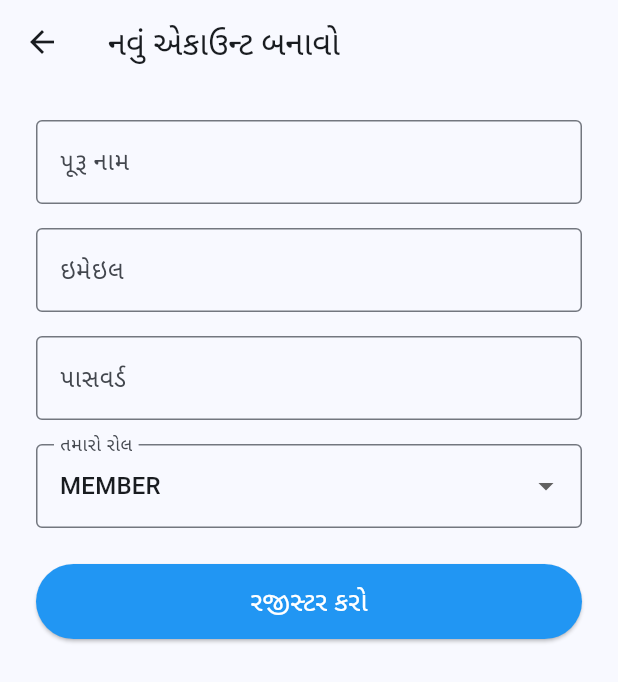
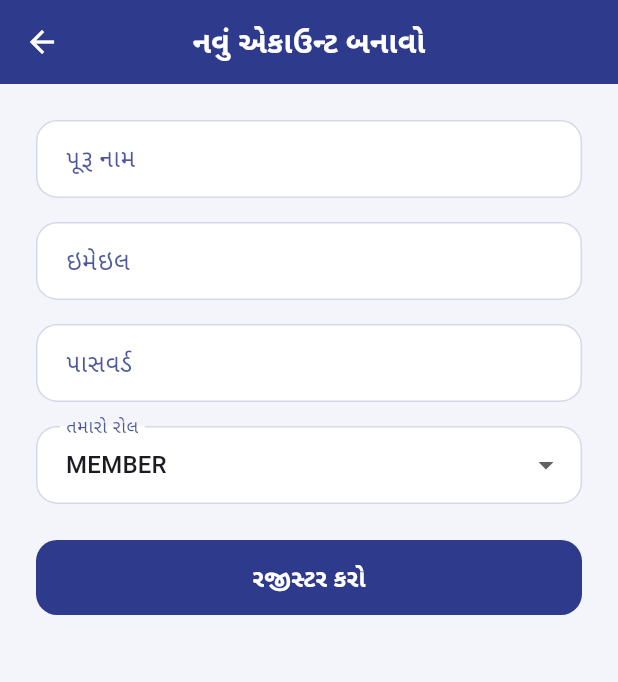
Before and after one commit to kevalsatani2001/my_building_guard, a Flutter app: the screen it shows after launch, after a tap on "એકાઉન્ટ નથી? નવું બનાવો", on a phone screen of 412 x 824 dp. Shown: the top 682 px of the screen. Run offline on Flutter 3.47's test engine with Material 3 defaults, Android fonts, the light colour scheme and no system bars; our stand-ins replace audioplayers, cached_network_image, cloud_firestore, cloud_functions, equatable, firebase_auth and 7 more; missing offline and left inert: mobile_scanner; accounts and stored records are empty; network calls fail.

Commit message:
made ui premium

```diff
--- a/lib/main.dart
+++ b/lib/main.dart
@@ -14,6 +14,7 @@ import 'screens/login_screen.dart';
 import 'screens/member_screen.dart';
 import 'services/notification_service.dart';
 import 'services/society_service.dart';
+import 'theme/premium_theme.dart';
 
 void main() async {
   WidgetsFlutterBinding.ensureInitialized();
@@ -39,10 +40,7 @@ class SocietyApp extends StatelessWidget {
     return MaterialApp(
       debugShowCheckedModeBanner: false,
       title: 'Society Manager',
-      theme: ThemeData(
-        colorScheme: ColorScheme.fromSeed(seedColor: Colors.blue),
-        useMaterial3: true,
-      ),
+      theme: PremiumTheme.light(),
       home: const AuthWrapper(),
     );
   }
--- a/lib/screens/login_screen.dart
+++ b/lib/screens/login_screen.dart
@@ -10,7 +10,7 @@ class LoginScreen extends StatefulWidget {
   const LoginScreen({super.key});
 
   @override
-  _LoginScreenState createState() => _LoginScreenState();
+  State<LoginScreen> createState() => _LoginScreenState();
 }
 
 class _LoginScreenState extends State<LoginScreen> {
@@ -65,57 +65,95 @@ class _LoginScreenState extends State<LoginScreen> {
 
   @override
   Widget build(BuildContext context) {
+    final cs = Theme.of(context).colorScheme;
     return Scaffold(
-      backgroundColor: Colors.white,
-      body: Padding(
-        padding: const EdgeInsets.all(24.0),
+      body: Container(
+        decoration: BoxDecoration(
+          gradient: LinearGradient(
+            begin: Alignment.topCenter,
+            end: Alignment.bottomCenter,
+            colors: [
+              cs.primary.withValues(alpha: 0.15),
+              Theme.of(context).scaffoldBackgroundColor,
+              Colors.white,
+            ],
+          ),
+        ),
+        child: Center(
+          child: SingleChildScrollView(
+            padding: const EdgeInsets.all(24),
+            child: ConstrainedBox(
+              constraints: const BoxConstraints(maxWidth: 440),
+              child: Card(
+                child: Padding(
+                  padding: const EdgeInsets.all(22),
                   child: Column(
-          mainAxisAlignment: MainAxisAlignment.center,
+                    mainAxisSize: MainAxisSize.min,
                     children: [
-            const Icon(Icons.apartment, size: 100, color: Colors.blue),
-            const SizedBox(height: 20),
-            const Text(
+                      CircleAvatar(
+                        radius: 38,
+                        backgroundColor: cs.primary.withValues(alpha: 0.12),
+                        child: Icon(
+                          Icons.apartment_rounded,
+                          size: 42,
+                          color: cs.primary,
+                        ),
+                      ),
+                      const SizedBox(height: 14),
+                      Text(
                         "સોસાયટી મેનેજમેન્ટ એપ",
-              style: TextStyle(
-                  fontSize: 24,
-                  fontWeight: FontWeight.bold,
-                  color: Colors.blue),
+                        style: Theme.of(context).textTheme.titleLarge?.copyWith(
+                              color: cs.primary,
+                              fontWeight: FontWeight.w800,
                             ),
-            const SizedBox(height: 40),
+                        textAlign: TextAlign.center,
+                      ),
+                      const SizedBox(height: 22),
                       TextField(
                         controller: _emailController,
-              decoration: const InputDecoration(
-                  labelText: 'ઇમેઇલ', border: OutlineInputBorder()),
+                        decoration: const InputDecoration(labelText: 'ઇમેઇલ'),
                       ),
-            const SizedBox(height: 16),
+                      const SizedBox(height: 14),
                       TextField(
                         controller: _passwordController,
                         obscureText: true,
-              decoration: const InputDecoration(
-                  labelText: 'પાસવર્ડ', border: OutlineInputBorder()),
+                        decoration: const InputDecoration(labelText: 'પાસવર્ડ'),
                       ),
-            const SizedBox(height: 24),
+                      const SizedBox(height: 18),
                       SizedBox(
                         width: double.infinity,
-              height: 50,
                         child: ElevatedButton(
                           onPressed: _isLoading ? null : _login,
-                style: ElevatedButton.styleFrom(backgroundColor: Colors.blue),
                           child: _isLoading
-                    ? const CircularProgressIndicator(color: Colors.white)
-                    : const Text("લોગઈન",
-                    style: TextStyle(fontSize: 18, color: Colors.white)),
+                              ? const SizedBox(
+                                  height: 20,
+                                  width: 20,
+                                  child: CircularProgressIndicator(
+                                    strokeWidth: 2.2,
+                                    color: Colors.white,
+                                  ),
+                                )
+                              : const Text("લોગઈન"),
                         ),
                       ),
-            const SizedBox(height: 16),
+                      const SizedBox(height: 10),
                       TextButton(
                         onPressed: () {
-                Navigator.push(context,
-                    MaterialPageRoute(builder: (_) => const RegisterScreen()));
+                          Navigator.push(
+                            context,
+                            MaterialPageRoute(
+                              builder: (_) => const RegisterScreen(),
+                            ),
+                          );
                         },
                         child: const Text("એકાઉન્ટ નથી? નવું બનાવો"),
                       ),
                     ],
+                  ),
+                ),
+              ),
+            ),
+          ),
         ),
       ),
     );
@@ -126,7 +164,7 @@ class RegisterScreen extends StatefulWidget {
   const RegisterScreen({super.key});
 
   @override
-  _RegisterScreenState createState() => _RegisterScreenState();
+  State<RegisterScreen> createState() => _RegisterScreenState();
 }
 
 class _RegisterScreenState extends State<RegisterScreen> {
@@ -194,45 +232,45 @@ class _RegisterScreenState extends State<RegisterScreen> {
           children: [
             TextField(
                 controller: _nameController,
-                decoration: const InputDecoration(
-                    labelText: 'પૂરૂ નામ', border: OutlineInputBorder())),
+                decoration: const InputDecoration(labelText: 'પૂરૂ નામ')),
             const SizedBox(height: 16),
             TextField(
                 controller: _emailController,
-                decoration: const InputDecoration(
-                    labelText: 'ઇમેઇલ', border: OutlineInputBorder())),
+                decoration: const InputDecoration(labelText: 'ઇમેઇલ')),
             const SizedBox(height: 16),
             TextField(
                 controller: _passwordController,
                 obscureText: true,
-                decoration: const InputDecoration(
-                    labelText: 'પાસવર્ડ', border: OutlineInputBorder())),
+                decoration: const InputDecoration(labelText: 'પાસવર્ડ')),
             const SizedBox(height: 16),
 
             // રોલ સિલેક્શન (પ્રોફેશનલ એપમાં આ છુપાવેલું હોય છે, પણ અત્યારે તમારા માટે રાખ્યું છે)
             DropdownButtonFormField<String>(
-              value: _selectedRole,
+              initialValue: _selectedRole,
               // અહીં 'watchman' ઉમેરી દીધું છે
               items: ['admin', 'member', 'watchman']
                   .map((role) => DropdownMenuItem(
                   value: role, child: Text(role.toUpperCase())))
                   .toList(),
               onChanged: (value) => setState(() => _selectedRole = value!),
-              decoration: const InputDecoration(
-                  labelText: 'તમારો રોલ', border: OutlineInputBorder()),
+              decoration: const InputDecoration(labelText: 'તમારો રોલ'),
             ),
 
             const SizedBox(height: 24),
             SizedBox(
               width: double.infinity,
-              height: 50,
               child: ElevatedButton(
                 onPressed: _isLoading ? null : _register,
-                style: ElevatedButton.styleFrom(backgroundColor: Colors.blue),
                 child: _isLoading
-                    ? const CircularProgressIndicator(color: Colors.white)
-                    : const Text("રજીસ્ટર કરો",
-                    style: TextStyle(fontSize: 18, color: Colors.white)),
+                    ? const SizedBox(
+                        height: 20,
+                        width: 20,
+                        child: CircularProgressIndicator(
+                          strokeWidth: 2.2,
+                          color: Colors.white,
+                        ),
+                      )
+                    : const Text("રજીસ્ટર કરો"),
               ),
             ),
           ],
--- /dev/null
+++ b/lib/theme/premium_theme.dart
@@ -0,0 +1,172 @@
+import 'package:flutter/material.dart';
+
+class PremiumTheme {
+  PremiumTheme._();
+
+  static const Color _brand = Color(0xFF2E3A8C);
+  static const Color _accent = Color(0xFF1EA7A1);
+  static const Color _bg = Color(0xFFF3F5FB);
+  static const Color _surface = Color(0xFFFFFFFF);
+
+  static ThemeData light() {
+    final scheme = ColorScheme.fromSeed(
+      seedColor: _brand,
+      primary: _brand,
+      secondary: _accent,
+      surface: _surface,
+      brightness: Brightness.light,
+    );
+
+    return ThemeData(
+      useMaterial3: true,
+      colorScheme: scheme,
+      scaffoldBackgroundColor: _bg,
+      appBarTheme: AppBarTheme(
+        elevation: 0,
+        centerTitle: true,
+        backgroundColor: _brand,
+        foregroundColor: Colors.white,
+        titleTextStyle: const TextStyle(
+          fontSize: 20,
+          fontWeight: FontWeight.w700,
+          color: Colors.white,
+          letterSpacing: 0.2,
+        ),
+      ),
+      cardTheme: CardThemeData(
+        color: _surface,
+        elevation: 8,
+        shadowColor: Colors.black.withValues(alpha: 0.08),
+        shape: RoundedRectangleBorder(
+          borderRadius: BorderRadius.circular(18),
+        ),
+      ),
+      tabBarTheme: TabBarThemeData(
+        indicatorSize: TabBarIndicatorSize.tab,
+        indicator: BoxDecoration(
+          color: Colors.white.withValues(alpha: 0.16),
+          borderRadius: BorderRadius.circular(12),
+        ),
+        labelColor: Colors.white,
+        unselectedLabelColor: Colors.white.withValues(alpha: 0.78),
+        dividerColor: Colors.transparent,
+      ),
+      chipTheme: ChipThemeData(
+        shape: RoundedRectangleBorder(borderRadius: BorderRadius.circular(10)),
+        side: BorderSide.none,
+        selectedColor: _accent.withValues(alpha: 0.18),
+      ),
+      dialogTheme: DialogThemeData(
+        backgroundColor: _surface,
+        shape: RoundedRectangleBorder(
+          borderRadius: BorderRadius.circular(18),
+        ),
+        titleTextStyle: TextStyle(
+          fontSize: 20,
+          fontWeight: FontWeight.w700,
+          color: scheme.primary,
+        ),
+      ),
+      bottomSheetTheme: const BottomSheetThemeData(
+        backgroundColor: _surface,
+        shape: RoundedRectangleBorder(
+          borderRadius: BorderRadius.vertical(top: Radius.circular(22)),
+        ),
+        showDragHandle: true,
+      ),
+      dropdownMenuTheme: DropdownMenuThemeData(
+        inputDecorationTheme: InputDecorationTheme(
+          filled: true,
+          fillColor: Colors.white,
+          border: OutlineInputBorder(
+            borderRadius: BorderRadius.circular(14),
+          ),
+        ),
+        menuStyle: MenuStyle(
+          shape: WidgetStatePropertyAll(
+            RoundedRectangleBorder(borderRadius: BorderRadius.circular(14)),
+          ),
+        ),
+      ),
+      textButtonTheme: TextButtonThemeData(
+        style: TextButton.styleFrom(
+          foregroundColor: _brand,
+          textStyle: const TextStyle(fontWeight: FontWeight.w600),
+        ),
+      ),
+      listTileTheme: ListTileThemeData(
+        shape: RoundedRectangleBorder(
+          borderRadius: BorderRadius.circular(12),
+        ),
+      ),
+      navigationBarTheme: NavigationBarThemeData(
+        indicatorColor: _brand.withValues(alpha: 0.14),
+        labelTextStyle: const WidgetStatePropertyAll(
+          TextStyle(fontWeight: FontWeight.w600),
+        ),
+      ),
+      inputDecorationTheme: InputDecorationTheme(
+        filled: true,
+        fillColor: Colors.white,
+        contentPadding: const EdgeInsets.symmetric(horizontal: 16, vertical: 14),
+        border: OutlineInputBorder(
+          borderRadius: BorderRadius.circular(14),
+          borderSide: BorderSide(color: _brand.withValues(alpha: 0.20)),
+        ),
+        enabledBorder: OutlineInputBorder(
+          borderRadius: BorderRadius.circular(14),
+          borderSide: BorderSide(color: _brand.withValues(alpha: 0.20)),
+        ),
+        focusedBorder: OutlineInputBorder(
+          borderRadius: BorderRadius.circular(14),
+          borderSide: const BorderSide(color: _brand, width: 1.4),
+        ),
+        labelStyle: TextStyle(color: _brand.withValues(alpha: 0.85)),
+      ),
+      elevatedButtonTheme: ElevatedButtonThemeData(
+        style: ElevatedButton.styleFrom(
+          elevation: 0,
+          backgroundColor: _brand,
+          foregroundColor: Colors.white,
+          minimumSize: const Size.fromHeight(50),
+          shape: RoundedRectangleBorder(
+            borderRadius: BorderRadius.circular(14),
+          ),
+          textStyle: const TextStyle(
+            fontWeight: FontWeight.w700,
+            fontSize: 16,
+            letterSpacing: 0.2,
+          ),
+        ),
+      ),
+      filledButtonTheme: FilledButtonThemeData(
+        style: FilledButton.styleFrom(
+          backgroundColor: _brand,
+          foregroundColor: Colors.white,
+          shape: RoundedRectangleBorder(
+            borderRadius: BorderRadius.circular(14),
+          ),
+        ),
+      ),
+      outlinedButtonTheme: OutlinedButtonThemeData(
+        style: OutlinedButton.styleFrom(
+          foregroundColor: _brand,
+          side: BorderSide(color: _brand.withValues(alpha: 0.35)),
+          shape: RoundedRectangleBorder(
+            borderRadius: BorderRadius.circular(14),
+          ),
+        ),
+      ),
+      snackBarTheme: SnackBarThemeData(
+        behavior: SnackBarBehavior.floating,
+        shape: RoundedRectangleBorder(
+          borderRadius: BorderRadius.circular(12),
+        ),
+      ),
+      dividerTheme: DividerThemeData(
+        color: _brand.withValues(alpha: 0.16),
+        thickness: 1,
+      ),
+    );
+  }
+}
```
Also changed, not shown: lib/screens/admin_complaints_screen.dart (+6 -3 lines), lib/screens/admin_dashboard.dart (+61 -17 lines), lib/screens/architecture_preview.dart (+12 -11 lines), lib/screens/member_screen.dart (+32 -16 lines), lib/screens/watchmen_screen.dart (+30 -14 lines), lib/widgets/premium_ui.dart (added, +67 -0 lines), 1 other file. Lines whose indentation alone changed are shown as unchanged.
